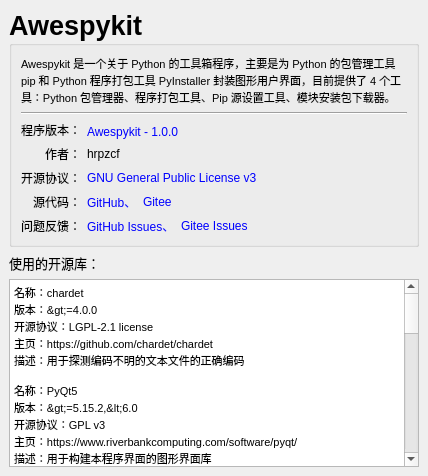
Above: source/awespykit/ui/about_window.ui from hrpzcf/AwesomePyKit before the change. Below: the same form after it.
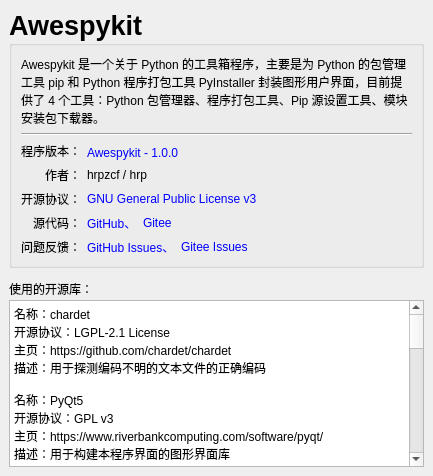
That is the form after the change.

Commit message: “关于”窗口及主题细节调整

Patch:
```diff
--- a/source/awespykit/ui/about_window.ui
+++ b/source/awespykit/ui/about_window.ui
@@ -9,7 +9,7 @@
    <rect>
     <x>0</x>
     <y>0</y>
-    <width>428</width>
+    <width>433</width>
     <height>476</height>
    </rect>
   </property>
@@ -26,6 +26,9 @@
   </property>
   <widget class="QWidget" name="centralwidget">
    <layout class="QVBoxLayout" name="verticalLayout_3">
+    <property name="spacing">
+     <number>12</number>
+    </property>
     <item>
      <widget class="QGroupBox" name="uiGroupBox_app_name">
       <property name="font">
@@ -45,7 +48,7 @@
          <property name="font">
           <font>
            <family>Microsoft YaHei UI</family>
-           <pointsize>8</pointsize>
+           <pointsize>9</pointsize>
            <weight>50</weight>
            <bold>false</bold>
           </font>
@@ -172,7 +175,7 @@
             </font>
            </property>
            <property name="text">
-            <string>hrpzcf</string>
+            <string>hrpzcf / hrp</string>
            </property>
           </widget>
          </item>
@@ -520,8 +523,19 @@
     </item>
     <item>
      <layout class="QVBoxLayout" name="verticalLayout_2">
+      <property name="spacing">
+       <number>2</number>
+      </property>
       <item>
        <widget class="QLabel" name="label_11">
+        <property name="font">
+         <font>
+          <family>Microsoft YaHei UI</family>
+          <pointsize>9</pointsize>
+          <weight>50</weight>
+          <bold>false</bold>
+         </font>
+        </property>
         <property name="text">
          <string>使用的开源库：</string>
         </property>
@@ -532,7 +546,7 @@
         <property name="font">
          <font>
           <family>Microsoft YaHei UI</family>
-          <pointsize>8</pointsize>
+          <pointsize>9</pointsize>
           <weight>50</weight>
           <bold>false</bold>
          </font>
@@ -542,38 +556,32 @@
         </property>
         <property name="plainText">
          <string>名称：chardet
-版本：&gt;=4.0.0
-开源协议：LGPL-2.1 license
+开源协议：LGPL-2.1 License
 主页：https://github.com/chardet/chardet
 描述：用于探测编码不明的文本文件的正确编码
 
 名称：PyQt5
-版本：&gt;=5.15.2,&lt;6.0
 开源协议：GPL v3
 主页：https://www.riverbankcomputing.com/software/pyqt/
 描述：用于构建本程序界面的图形界面库
 
 名称：fastpip
-版本：&gt;=1.6.0,&lt;2.0
 开源协议：MIT License
 主页：https://github.com/hrpzcf/fastpip
 描述：封装 Python 环境及包管理工具 Pip
 
 名称：pywin32
-版本：&gt;=224
 开源协议：Python Software Foundation License
 主页：https://github.com/mhammond/pywin32
 描述：用于在 Windows 系统上调用系统接口打开资源管理器
 
 名称：qt-material
-版本：&gt;=2.12
 开源协议：BSD-2-Clause License
 主页：https://github.com/UN-GCPDS/qt-material
 描述：PyQt 样式库（本程序主题菜单中名称以 'dark_' 和 'light_' 起始的主题的出处）
 如果您以 pip 命令的方式安装本程序，主题菜单中没有以上括号内描述的主题，请安装 qt-material 包到本程序的运行环境中后重启本程序
 
 名称：QDarkStyle
-版本：&gt;=3.1
 开源协议：MIT License
 主页：https://github.com/ColinDuquesnoy/QDarkStyleSheet
 描述：PyQt 样式库（本程序主题菜单中名称 QDarkStyle 主题的出处）
```
Left out of the diff: 2 changed lines with no effect on the pictures. The commit also changes 7 other files.
